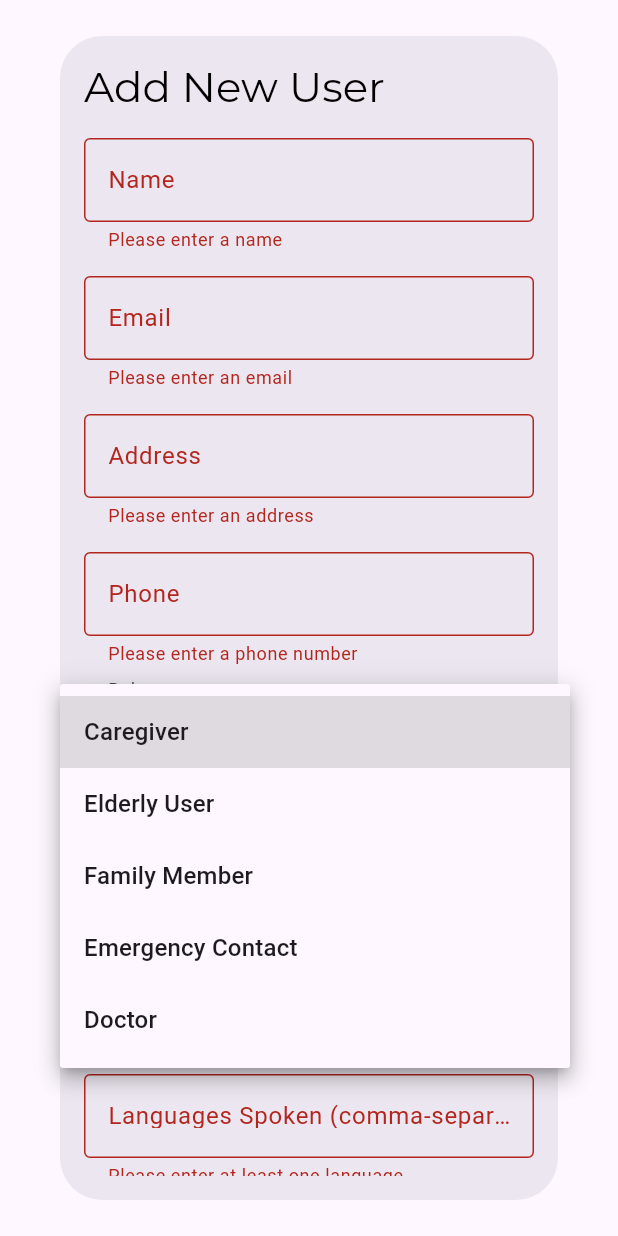
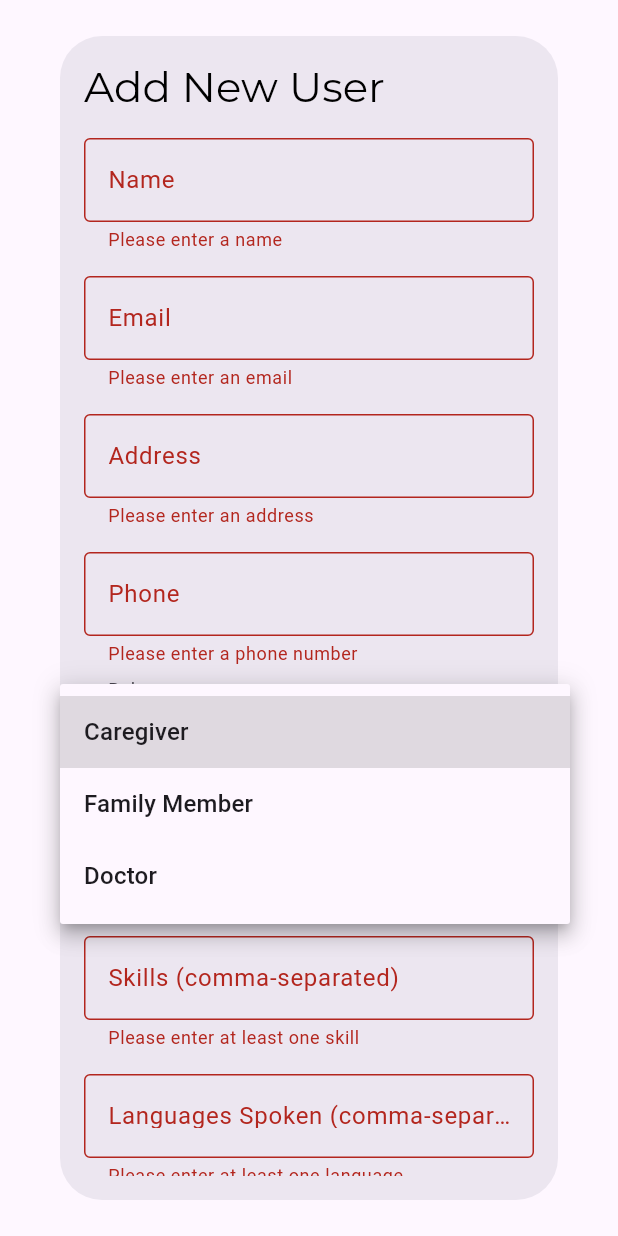
Before and after one commit to sarojbomjan/AgeWell, a Flutter app: the AddUserModal widget shown alone on an empty page, opened directly, after a tap on "Add User", after a tap on "Caregiver", on a phone screen of 412 x 824 dp. Run offline on Flutter 3.47's test engine with Material 3 defaults, Android fonts, the phone set to English and light mode, and no system bars; our stand-ins replace awesome_notifications, cloud_firestore, country_picker, firebase_auth, firebase_core, fl_chart and 13 more; missing offline and left inert: flutter_webrtc, heart_bpm; accounts and stored records are empty.

Commit message:
add user changed

```diff
--- a/lib/admin_dashboard/components/add_new_user.dart
+++ b/lib/admin_dashboard/components/add_new_user.dart
@@ -199,13 +199,8 @@ class _AddUserModalState extends State<AddUserModal> {
                     labelText: 'Role',
                     border: OutlineInputBorder(),
                   ),
-                  items: [
-                    'Caregiver',
-                    'Elderly User',
-                    'Family Member',
-                    'Emergency Contact',
-                    'Doctor'
-                  ].map((String value) {
+                  items: ['Caregiver', 'Family Member', 'Doctor']
+                      .map((String value) {
                     return DropdownMenuItem<String>(
                       value: value,
                       child: Text(value),
```
